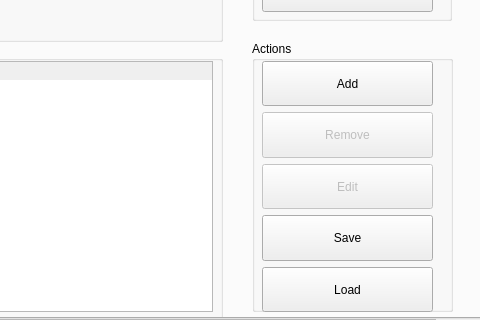
Ozgun-Demirel/MultiLayeredGUI, file MultiLayeredApp/MainWindow.ui: the form before one commit; both pictures show x 564 to 1044 and y 300 to 620 of the 1044 by 806 pixel window.
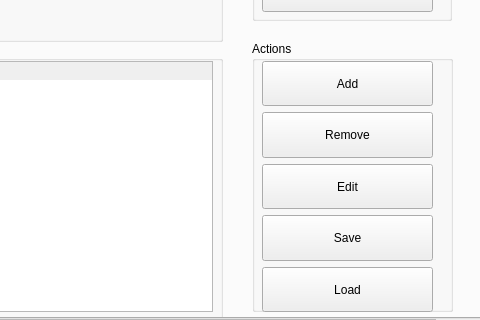
The form after the commit. The open tabs and pages were chosen to show the change.

The edit to the form file:
```diff
--- a/MultiLayeredApp/MainWindow.ui
+++ b/MultiLayeredApp/MainWindow.ui
@@ -768,7 +768,7 @@
         <item>
          <widget class="QPushButton" name="btn_CrossSection_Actions2_Remove">
           <property name="enabled">
-           <bool>false</bool>
+           <bool>true</bool>
           </property>
           <property name="sizePolicy">
            <sizepolicy hsizetype="Minimum" vsizetype="Expanding">
@@ -784,7 +784,7 @@
         <item>
          <widget class="QPushButton" name="btn_CrossSection_Actions2_Edit">
           <property name="enabled">
-           <bool>false</bool>
+           <bool>true</bool>
           </property>
           <property name="sizePolicy">
            <sizepolicy hsizetype="Minimum" vsizetype="Expanding">
```
Left out of the diff: 9 changed lines with no effect on the pictures.
